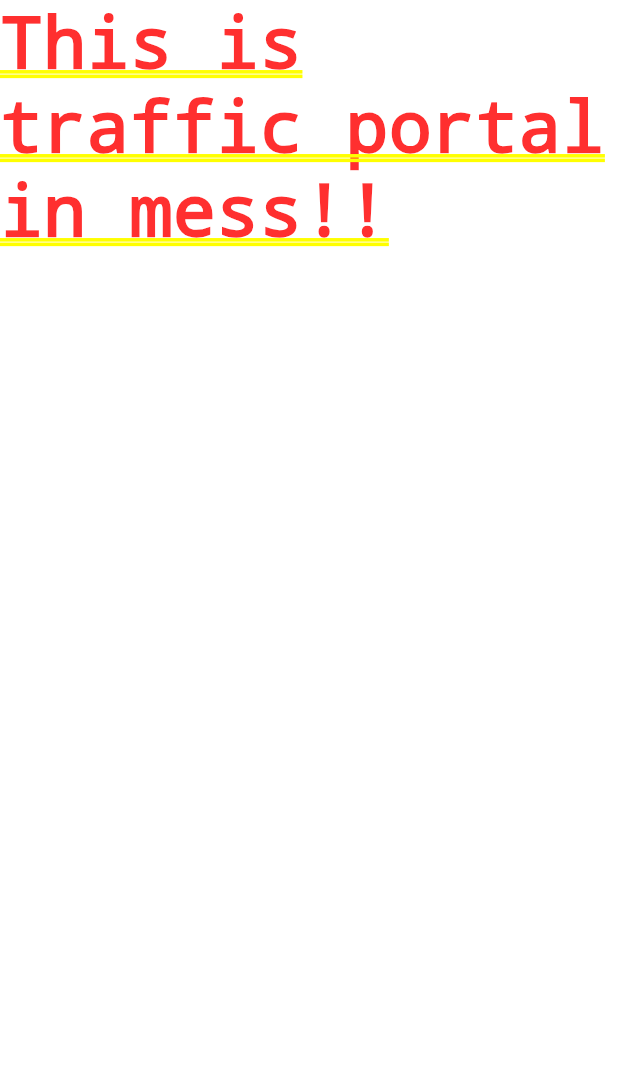
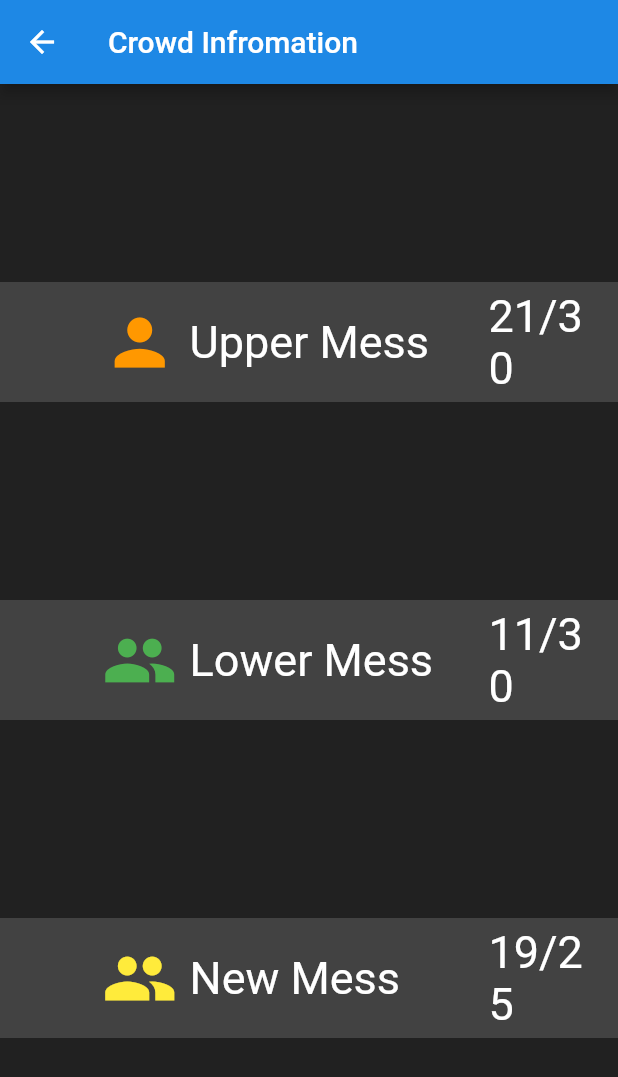
Before and after one commit to Kamalkvaishnav/Flutter-Hackathon-2022, a Flutter app: the screen it shows after launch, after a tap on "Traffic in Mess", on a phone screen of 412 x 824 dp. Shown: the top 1077 px of the screen. Run offline on Flutter 3.47's test engine with Material 2 defaults, Android fonts, the light colour scheme and no system bars; our stand-ins replace google_fonts; network calls fail.

Commit message:
Temporary Traffic page

```diff
--- a/mess_app/lib/traffic.dart
+++ b/mess_app/lib/traffic.dart
@@ -1,10 +1,88 @@
 import 'package:flutter/material.dart';
+
+// var mess_data={"UpperMess":{10,15},"NewMess":{7,13},"LowerMess":{}};
+var upperMessCap=30;
+var lowerMessCap=30;
+var newMessCap=25;
+var curUpperMess=21;
+var curNewMess=19;
+var curLowermess=11;
 
 class Traffic extends StatelessWidget {
   const Traffic ({ Key? key }) : super(key: key);
 
   @override
   Widget build(BuildContext context) {
-    return const Text("This is traffic portal in mess!!");
+    return
+    Scaffold(
+      backgroundColor: Colors.grey[900],
+      appBar: AppBar(
+      backgroundColor: Colors.blue[600],
+        title: Text('Crowd Infromation'),
+      ),
+      body: Column(
+        mainAxisAlignment: MainAxisAlignment.spaceEvenly,
+        children: <Widget>
+        [
+          Container(
+            padding: EdgeInsets.fromLTRB(20, 5, 20, 5),
+            color: Colors.grey[800],
+            child: Row(
+              mainAxisAlignment: MainAxisAlignment.spaceBetween,
+              children: <Widget>
+            [
+              Padding(padding: EdgeInsets.fromLTRB(20, 5, 20, 5)),
+              Expanded(child: Icon(Icons.person,color: Colors.orange,size: 50,),
+              flex: 1,
+              ),
+              Expanded(child: Text("Upper Mess",style:TextStyle(color: Colors.white,fontSize: 30)),
+              flex: 3,
+              ),
+              Expanded(child: Text(curUpperMess.toString()+"/"+upperMessCap.toString(),style:TextStyle(color: Colors.white,fontSize: 30)))
+            ],
+            ),
+          ),
+          Container(
+            padding: EdgeInsets.fromLTRB(20, 5, 20, 5),
+            color: Colors.grey[800],
+            child: Row(
+              mainAxisAlignment: MainAxisAlignment.spaceBetween,
+
+              children: <Widget>
+             [
+              Padding(padding: EdgeInsets.fromLTRB(20, 5, 20, 5)),
+              Expanded(child: Icon(Icons.people,color: Colors.green,size: 50,),
+              flex: 1,
+              ),
+              Expanded(child: Text("Lower Mess",style:TextStyle(color: Colors.white,fontSize: 30)),
+              flex: 3,
+              ),
+              Expanded(child: Text(curLowermess.toString()+"/"+lowerMessCap.toString(),style:TextStyle(color: Colors.white,fontSize: 30)))
+            ],
+            ),
+          ),
+          Container(
+            padding: EdgeInsets.fromLTRB(20, 5, 20, 5),
+            color: Colors.grey[800],
+            child: Row(
+              mainAxisAlignment: MainAxisAlignment.spaceBetween,
+              children: <Widget>
+            [
+
+              Padding(padding: EdgeInsets.fromLTRB(20, 5, 20, 5)),
+              Expanded(child: Icon(Icons.people,color: Colors.yellow,size: 50,),
+              flex: 1,
+              ),
+              Expanded(child: Text("New Mess",style:TextStyle(color: Colors.white,fontSize: 30)),
+              flex: 3,
+              ),
+              Expanded(child: Text(curNewMess.toString()+"/"+newMessCap.toString(),style:TextStyle(color: Colors.white,fontSize: 30)))
+            ],
+            ),
+          ),
+        ],
+      ),
+    );
+
   }
 }
```
Also changed, not shown: 1 other file.
